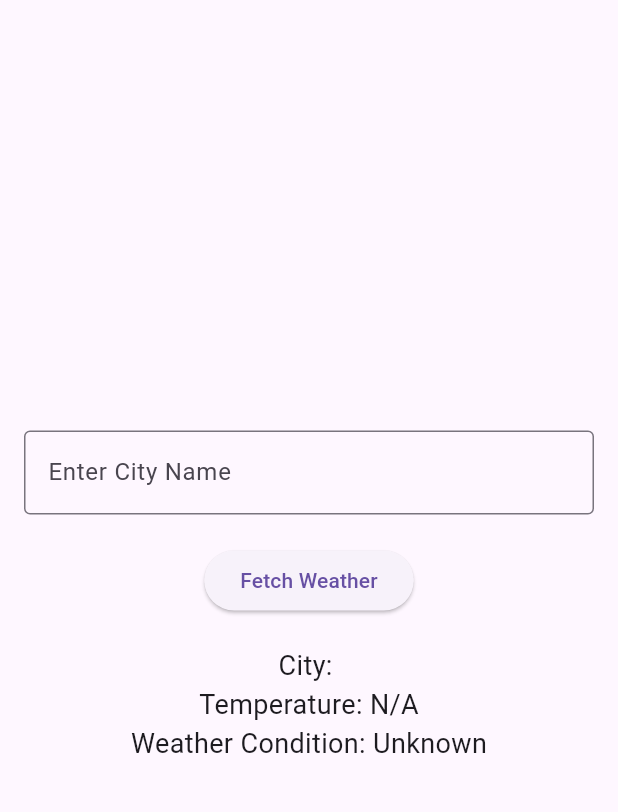
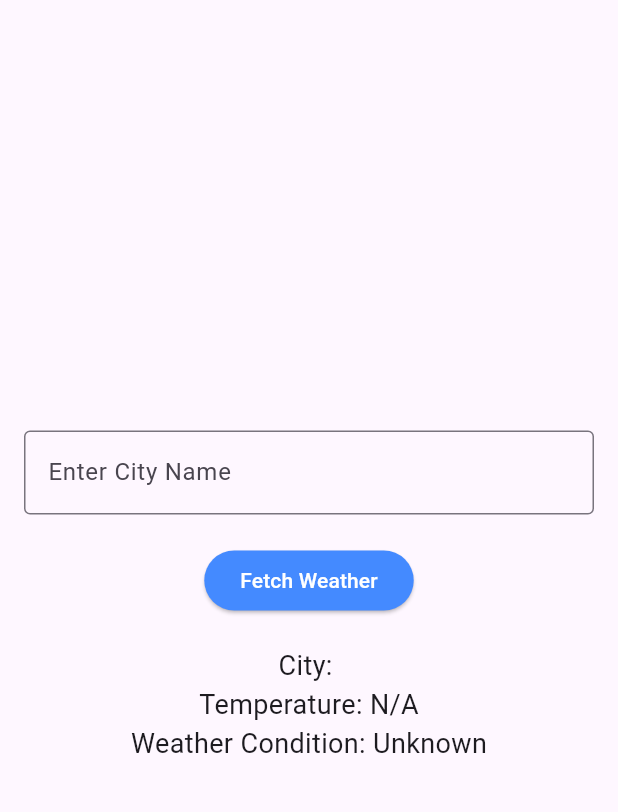
Before and after one commit to tan8325/weather_info_app, a Flutter app: the screen it shows after launch, on a phone screen of 412 x 824 dp, the part 63-875 px from its top. Run offline on Flutter 3.47's test engine with Material 3 defaults, Android fonts, the light colour scheme and no system bars.

```diff
--- a/lib/main.dart
+++ b/lib/main.dart
@@ -12,7 +12,7 @@ class MyApp extends StatelessWidget {
       title: 'Weather Info App',
       theme: ThemeData(
         primarySwatch: Colors.blue,
-        useMaterial3: true,
+        brightness: Brightness.light,
       ),
       home: WeatherHomePage(),
     );
@@ -68,6 +68,10 @@ class _WeatherHomePageState extends State<WeatherHomePage> {
             SizedBox(height: 20),
             ElevatedButton(
               onPressed: _fetchWeather,
+              style: ElevatedButton.styleFrom(
+                backgroundColor: Colors.blueAccent,
+                foregroundColor: Colors.white,
+              ),
               child: Text('Fetch Weather'),
             ),
             SizedBox(height: 20),
```
